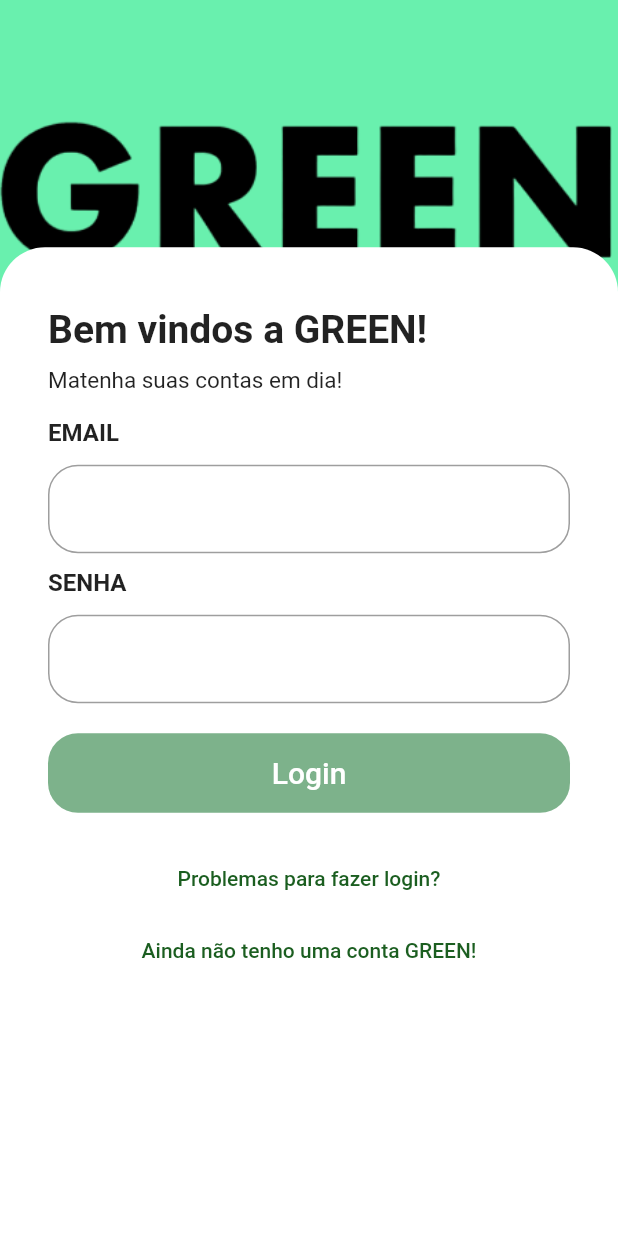
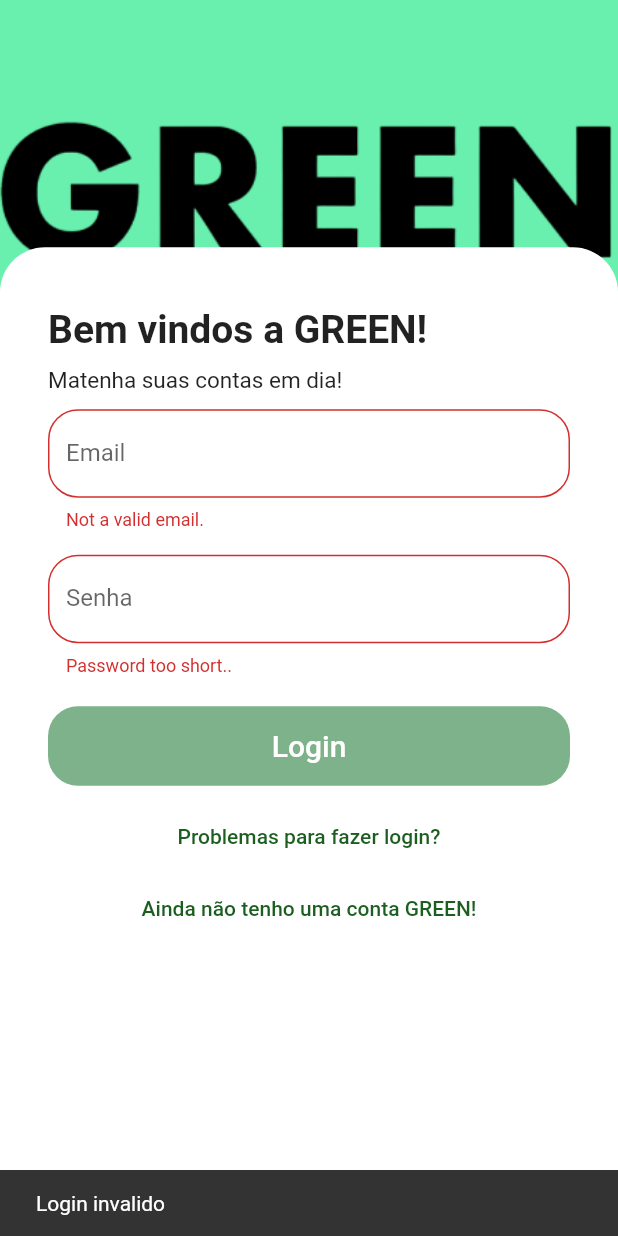
Before and after one commit to proz-tecnologia/PIT03GP03, a Flutter app: the screen it shows after launch, after a tap on "Login", on a phone screen of 412 x 824 dp. Run offline on Flutter 3.47's test engine with Material 2 defaults, Android fonts, the phone set to English and light mode, and no system bars; our stand-ins replace email_validator.

Commit message:
Validando o login do usuario

```diff
--- /dev/null
+++ b/lib/modules/login/Widgets/input_login_widgets.dart
@@ -0,0 +1,80 @@
+import 'package:flutter/material.dart';
+import 'package:email_validator/email_validator.dart';
+
+class InputLoginWidget extends StatefulWidget {
+  const InputLoginWidget({Key? key}) : super(key: key);
+
+  @override
+  State<InputLoginWidget> createState() => _InputLoginWidgetState();
+}
+
+class _InputLoginWidgetState extends State<InputLoginWidget> {
+  final fomrKey = GlobalKey<FormState>();
+
+  @override
+  Widget build(BuildContext context) {
+    return Form(
+      key: fomrKey,
+      child: Column(
+        crossAxisAlignment: CrossAxisAlignment.start,
+        children: [
+          TextFormField(
+            validator: (String? val) => !EmailValidator.validate(val!, true)
+                ? 'Not a valid email.'
+                : null,
+            decoration: InputDecoration(
+                labelText: "Email",
+                border: OutlineInputBorder(
+                    borderRadius: BorderRadius.circular(20))),
+          ),
+          const Padding(
+            padding: EdgeInsets.only(bottom: 16),
+          ),
+          TextFormField(
+            validator: (String? val) => (val!.length < 4 || val.isEmpty)
+                ? 'Password too short..'
+                : null,
+            obscureText: true,
+            decoration: InputDecoration(
+                labelText: "Senha",
+                border: OutlineInputBorder(
+                    borderRadius: BorderRadius.circular(20))),
+          ),
+          const SizedBox(
+            height: 20,
+          ),
+          Row(
+            children: [
+              Expanded(
+                child: TextButton(
+                  onPressed: () {
+                    var formValid = fomrKey.currentState?.validate() ?? false;
+                    var message = 'Login invalido';
+
+                    if (formValid) {
+                      message = "Login efetuado com sucesso";
+                    }
+
+                    ScaffoldMessenger.of(context)
+                        .showSnackBar(SnackBar(content: Text(message)));
+                  },
+                  style: TextButton.styleFrom(
+                    backgroundColor: const Color.fromARGB(255, 125, 178, 139),
+                    foregroundColor: Colors.white,
+                    padding: const EdgeInsets.all(15),
+                    shape: RoundedRectangleBorder(
+                        borderRadius: BorderRadius.circular(20)),
+                  ),
+                  child: const Text(
+                    'Login',
+                    style: TextStyle(color: Colors.white, fontSize: 20),
+                  ),
+                ),
+              ),
+            ],
+          ),
+        ],
+      ),
+    );
+  }
+}
--- a/lib/modules/login/Widgets/input_text_widgets.dart
+++ /dev/null
@@ -1,30 +0,0 @@
-import 'package:flutter/material.dart';
-
-class InputTextWidget extends StatelessWidget {
-  final String label;
-  const InputTextWidget({
-    Key? key,
-    required this.label,
-  }) : super(key: key);
-
-  @override
-  Widget build(BuildContext context) {
-    return Column(
-      crossAxisAlignment: CrossAxisAlignment.start,
-      children: [
-        Padding(
-          padding: const EdgeInsets.only(bottom: 12),
-          child: Text(
-            label,
-            style: const TextStyle(fontSize: 16, fontWeight: FontWeight.bold),
-          ),
-        ),
-        TextField(
-          decoration: InputDecoration(
-              border:
-                  OutlineInputBorder(borderRadius: BorderRadius.circular(20))),
-        ),
-      ],
-    );
-  }
-}
--- a/lib/modules/login/login_page.dart
+++ b/lib/modules/login/login_page.dart
@@ -1,5 +1,5 @@
 import 'package:flutter/material.dart';
-import 'Widgets/input_text_widgets.dart';
+import 'Widgets/input_login_widgets.dart';
 import 'Widgets/text_button_expand_widget.dart';
 
 class LoginPage extends StatelessWidget {
@@ -47,18 +47,10 @@ class LoginPage extends StatelessWidget {
                         'Matenha suas contas em dia! ',
                         style: TextStyle(fontSize: 15),
                       ),
-                      SizedBox(height: 16),
-                      InputTextWidget(
-                        label: 'EMAIL',
-                      ),
                       SizedBox(height: 10),
-                      InputTextWidget(label: 'SENHA'),
+                      InputLoginWidget(),
                       SizedBox(
-                        height: 20,
-                      ),
-                      TextButtonLogin(label: 'Login'),
-                      SizedBox(
-                        height: 20,
+                        height: 10,
                       ),
                       TextButtonExpanded(label: 'esqueceu a senha'),
                       CreaterAcount(label: ' cadastro'),
--- a/pubspec.yaml
+++ b/pubspec.yaml
@@ -36,6 +36,7 @@ dependencies:
   # The following adds the Cupertino Icons font to your application.
   # Use with the CupertinoIcons class for iOS style icons.
   cupertino_icons: ^1.0.2
+  email_validator: ^2.1.17
 
 dev_dependencies:
   flutter_test:
```
Also changed, not shown: pubspec.lock.
